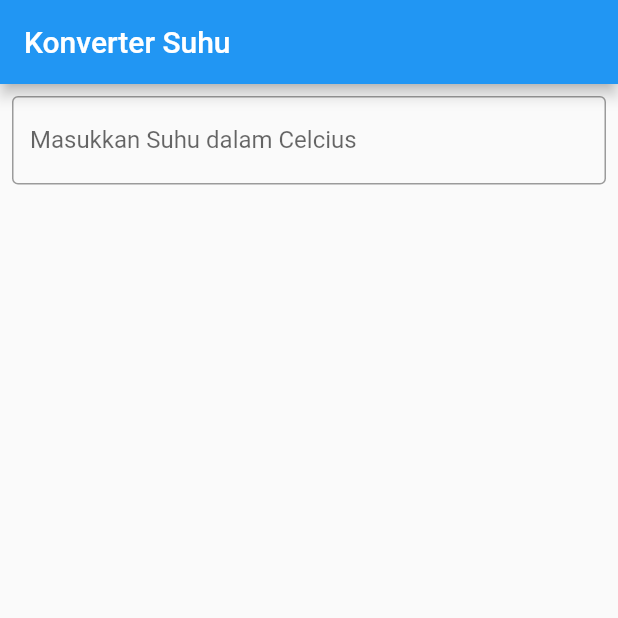
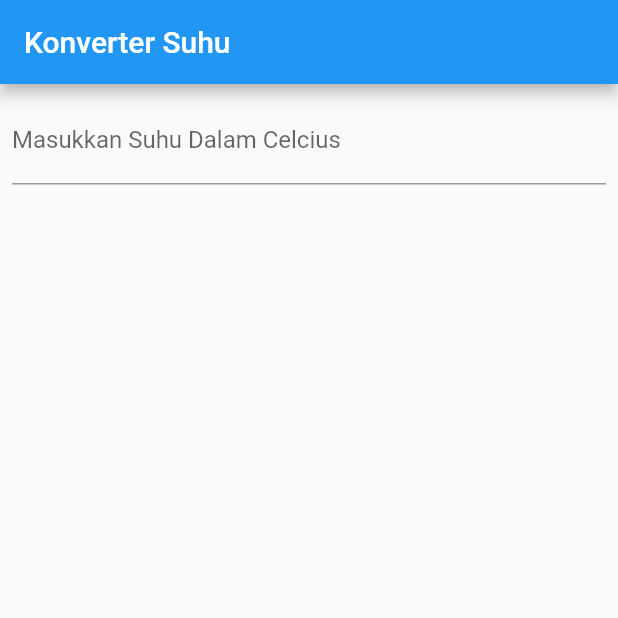
Before and after one commit to riskanursafitri/polinema_mobile_flutter_praktikum3, a Flutter app: the screen it shows after launch, on a phone screen of 412 x 824 dp, the top half of it. Run offline on Flutter 3.47's test engine with Material 2 defaults, Android fonts, the phone set to English and light mode, and no system bars.

Commit message:
praktikum3

```diff
--- a/lib/main.dart
+++ b/lib/main.dart
@@ -21,12 +21,14 @@
         ),
         body: Container(
           margin: EdgeInsets.all(8),
-          child: TextFormField(
-            obscureText: false,
-            decoration: InputDecoration(
-              border: OutlineInputBorder(),
-              labelText: 'Masukkan Suhu dalam Celcius',
-            ),
+          child: Column(
+            children: [
+              TextFormField(
+                  decoration: new InputDecoration(
+                      labelText: "Masukkan Suhu Dalam Celcius"),
+                  keyboardType: TextInputType.number,
+                  inputFormatters: [FilteringTextInputFormatter.digitsOnly]),
+            ],
           ),
         ),
       ),
```
